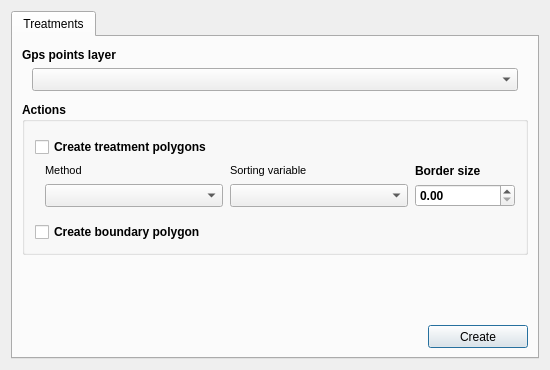
Old version of the form gui/treatment/treatment_polygons_dlg_base.ui in the repository franciscocamellon/lallemand_plant_care.
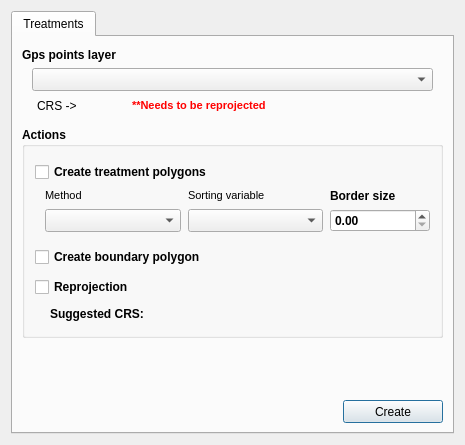
New version of the form. Custom widgets are drawn as their Qt base class.

Commit message: Add a projection option

What changed in the file:
```diff
--- a/gui/treatment/treatment_polygons_dlg_base.ui
+++ b/gui/treatment/treatment_polygons_dlg_base.ui
@@ -6,14 +6,14 @@
    <rect>
     <x>0</x>
     <y>0</y>
-    <width>550</width>
-    <height>370</height>
+    <width>465</width>
+    <height>445</height>
    </rect>
   </property>
   <property name="minimumSize">
    <size>
-    <width>550</width>
-    <height>370</height>
+    <width>465</width>
+    <height>445</height>
    </size>
   </property>
   <property name="windowTitle">
@@ -103,6 +103,93 @@
            </item>
           </layout>
          </item>
+         <item>
+          <layout class="QHBoxLayout" name="horizontalLayout_5">
+           <property name="leftMargin">
+            <number>5</number>
+           </property>
+           <item>
+            <spacer name="horizontalSpacer_2">
+             <property name="orientation">
+              <enum>Qt::Horizontal</enum>
+             </property>
+             <property name="sizeType">
+              <enum>QSizePolicy::Fixed</enum>
+             </property>
+             <property name="sizeHint" stdset="0">
+              <size>
+               <width>10</width>
+               <height>20</height>
+              </size>
+             </property>
+            </spacer>
+           </item>
+           <item>
+            <widget class="QLabel" name="crsLabel">
+             <property name="minimumSize">
+              <size>
+               <width>80</width>
+               <height>0</height>
+              </size>
+             </property>
+             <property name="styleSheet">
+              <string notr="true">font: 8pt &quot;MS Shell Dlg 2&quot;;</string>
+             </property>
+             <property name="text">
+              <string>CRS -&gt; </string>
+             </property>
+            </widget>
+           </item>
+           <item>
+            <spacer name="horizontalSpacer_3">
+             <property name="orientation">
+              <enum>Qt::Horizontal</enum>
+             </property>
+             <property name="sizeType">
+              <enum>QSizePolicy::Fixed</enum>
+             </property>
+             <property name="sizeHint" stdset="0">
+              <size>
+               <width>10</width>
+               <height>20</height>
+              </size>
+             </property>
+            </spacer>
+           </item>
+           <item>
+            <widget class="QLabel" name="crsWarningLabel">
+             <property name="font">
+              <font>
+               <family>MS Shell Dlg 2</family>
+               <pointsize>8</pointsize>
+               <weight>75</weight>
+               <italic>false</italic>
+               <bold>true</bold>
+              </font>
+             </property>
+             <property name="styleSheet">
+              <string notr="true"/>
+             </property>
+             <property name="text">
+              <string>&lt;html&gt;&lt;head/&gt;&lt;body&gt;&lt;p&gt;&lt;span style=&quot; font-size:8pt; color:#ff0000;&quot;&gt;**Needs to be reprojected&lt;/span&gt;&lt;/p&gt;&lt;/body&gt;&lt;/html&gt;</string>
+             </property>
+            </widget>
+           </item>
+           <item>
+            <spacer name="horizontalSpacer_4">
+             <property name="orientation">
+              <enum>Qt::Horizontal</enum>
+             </property>
+             <property name="sizeHint" stdset="0">
+              <size>
+               <width>40</width>
+               <height>20</height>
+              </size>
+             </property>
+            </spacer>
+           </item>
+          </layout>
+         </item>
         </layout>
        </item>
        <item row="2" column="0">
@@ -144,6 +231,85 @@
           <property name="spacing">
            <number>5</number>
           </property>
+          <item row="4" column="0">
+           <layout class="QVBoxLayout" name="verticalLayout_3">
+            <property name="spacing">
+             <number>5</number>
+            </property>
+            <item>
+             <layout class="QHBoxLayout" name="horizontalLayout_3">
+              <property name="spacing">
+               <number>5</number>
+              </property>
+              <item>
+               <widget class="QCheckBox" name="reprojectCheckBox">
+                <property name="styleSheet">
+                 <string notr="true">font: 8pt &quot;MS Shell Dlg 2&quot;;</string>
+                </property>
+                <property name="text">
+                 <string>Reprojection</string>
+                </property>
+               </widget>
+              </item>
+             </layout>
+            </item>
+            <item>
+             <layout class="QHBoxLayout" name="horizontalLayout_4">
+              <property name="spacing">
+               <number>5</number>
+              </property>
+              <property name="leftMargin">
+               <number>15</number>
+              </property>
+              <item>
+               <widget class="QLabel" name="label">
+                <property name="styleSheet">
+                 <string notr="true">font: 8pt &quot;MS Shell Dlg 2&quot;;</string>
+                </property>
+                <property name="text">
+                 <string>Suggested CRS:</string>
+                </property>
+               </widget>
+              </item>
+              <item>
+               <spacer name="horizontalSpacer">
+                <property name="orientation">
+                 <enum>Qt::Horizontal</enum>
+                </property>
+                <property name="sizeType">
+                 <enum>QSizePolicy::Fixed</enum>
+                </property>
+                <property name="sizeHint" stdset="0">
+                 <size>
+                  <width>5</width>
+                  <height>20</height>
+                 </size>
+                </property>
+               </spacer>
+              </item>
+              <item>
+               <widget class="QgsProjectionSelectionWidget" name="suggestedCrsSelectionWidget">
+                <property name="minimumSize">
+                 <size>
+                  <width>0</width>
+                  <height>23</height>
+                 </size>
+                </property>
+                <property name="maximumSize">
+                 <size>
+                  <width>16777215</width>
+                  <height>23</height>
+                 </size>
+                </property>
+                <property name="styleSheet">
+                 <string notr="true">font: 8pt &quot;MS Shell Dlg 2&quot;;</string>
+                </property>
+               </widget>
+              </item>
+             </layout>
+            </item>
+           </layout>
+          </item>
           <item row="2" column="0">
            <layout class="QVBoxLayout" name="verticalLayout_2">
             <property name="spacing">
@@ -372,6 +538,22 @@
             </item>
            </layout>
           </item>
+          <item row="3" column="0">
+           <spacer name="verticalSpacer_3">
+            <property name="orientation">
+             <enum>Qt::Vertical</enum>
+            </property>
+            <property name="sizeType">
+             <enum>QSizePolicy::Fixed</enum>
+            </property>
+            <property name="sizeHint" stdset="0">
+             <size>
+              <width>20</width>
+              <height>5</height>
+             </size>
+            </property>
+           </spacer>
+          </item>
          </layout>
         </widget>
        </item>
@@ -447,6 +629,11 @@
    <extends>QComboBox</extends>
    <header>qgsmaplayercombobox.h</header>
   </customwidget>
+  <customwidget>
+   <class>QgsProjectionSelectionWidget</class>
+   <extends>QWidget</extends>
+   <header>qgsprojectionselectionwidget.h</header>
+  </customwidget>
  </customwidgets>
  <resources/>
  <connections/>
```
The commit also changes 2 other files.
